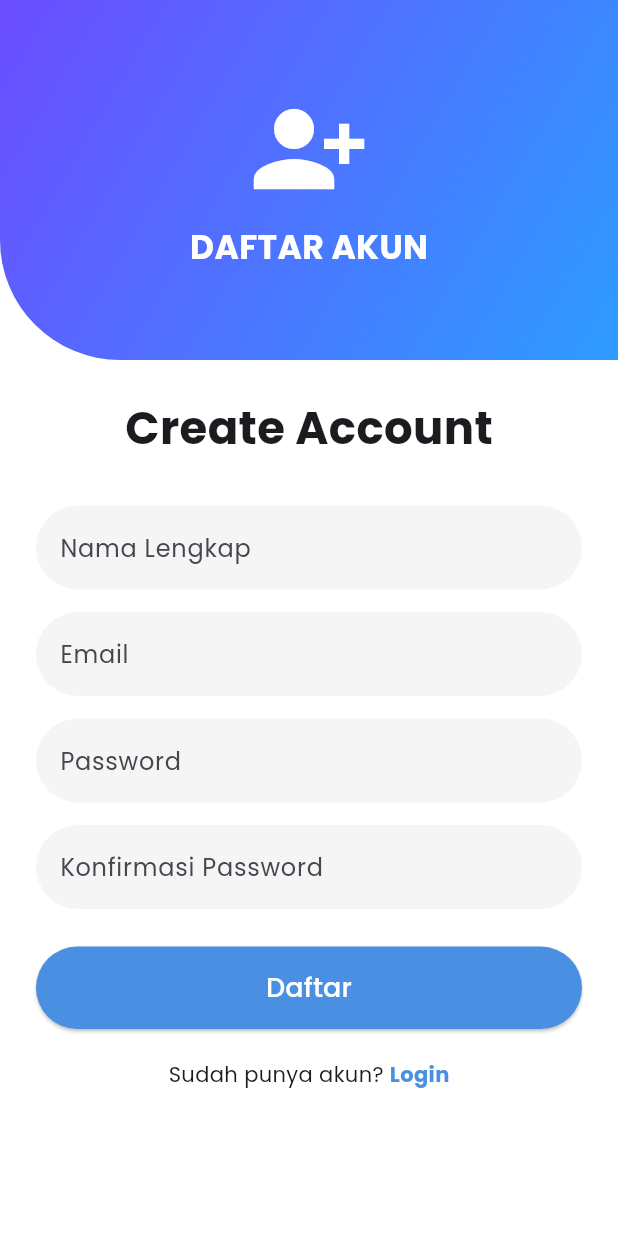
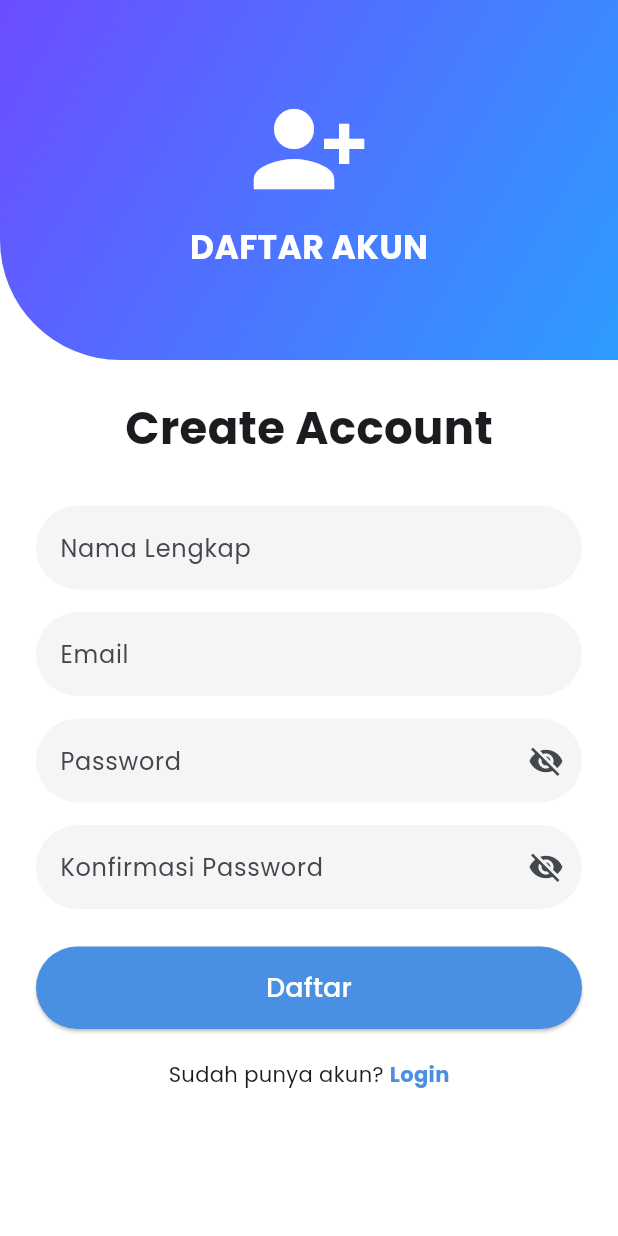
Before and after one commit to rolandtrbl/pesona-pesawaran, a Flutter app: the RegisterPage screen opened by its route, on a phone screen of 412 x 824 dp. Run offline on Flutter 3.47's test engine with Material 3 defaults, Android fonts, the light colour scheme and no system bars; our stand-ins replace dio, get, google_fonts, shared_preferences; accounts and stored records are empty.

Commit message:
feat: add register form validation

```diff
--- a/frontend/lib/features/auth/pages/register_page.dart
+++ b/frontend/lib/features/auth/pages/register_page.dart
@@ -1,25 +1,40 @@
 import 'package:flutter/material.dart';
 import 'package:get/get.dart';
 
-class RegisterPage extends StatelessWidget {
+class RegisterPage extends StatefulWidget {
 const RegisterPage({super.key});
+
+@override
+State<RegisterPage> createState() => _RegisterPageState();
+}
+
+class _RegisterPageState extends State<RegisterPage> {
+final _formKey = GlobalKey<FormState>();
+
+final namaController = TextEditingController();
+final emailController = TextEditingController();
+final passwordController = TextEditingController();
+final confirmPasswordController = TextEditingController();
+
+bool isPasswordHidden = true;
+bool isConfirmPasswordHidden = true;
 
 @override
 Widget build(BuildContext context) {
 return Scaffold(
 backgroundColor: Colors.white,
 
-      body: SingleChildScrollView(
+  body: Form(
+    key: _formKey,
+    child: SingleChildScrollView(
       child: Column(
         children: [
           Container(
             height: 240,
-
             decoration: const BoxDecoration(
               borderRadius: BorderRadius.only(
                 bottomLeft: Radius.circular(80),
               ),
-
               gradient: LinearGradient(
                 colors: [
                   Color(0xFF6C4DFF),
@@ -29,20 +44,16 @@ class RegisterPage extends StatelessWidget {
                 end: Alignment.bottomRight,
               ),
             ),
-
             child: const Center(
               child: Column(
                 mainAxisAlignment: MainAxisAlignment.center,
-
                 children: [
                   Icon(
                     Icons.person_add_alt_1,
                     color: Colors.white,
                     size: 80,
                   ),
-
                   SizedBox(height: 10),
-
                   Text(
                     'DAFTAR AKUN',
                     style: TextStyle(
@@ -58,7 +69,6 @@ class RegisterPage extends StatelessWidget {
 
           Padding(
             padding: const EdgeInsets.all(24),
-
             child: Column(
               children: [
                 const Text(
@@ -71,7 +81,14 @@ class RegisterPage extends StatelessWidget {
 
                 const SizedBox(height: 30),
 
-                  TextField(
+                TextFormField(
+                  controller: namaController,
+                  validator: (value) {
+                    if (value == null || value.isEmpty) {
+                      return 'Nama wajib diisi';
+                    }
+                    return null;
+                  },
                   decoration: InputDecoration(
                     hintText: 'Nama Lengkap',
                     filled: true,
@@ -85,7 +102,14 @@ class RegisterPage extends StatelessWidget {
 
                 const SizedBox(height: 15),
 
-                  TextField(
+                TextFormField(
+                  controller: emailController,
+                  validator: (value) {
+                    if (value == null || value.isEmpty) {
+                      return 'Email wajib diisi';
+                    }
+                    return null;
+                  },
                   decoration: InputDecoration(
                     hintText: 'Email',
                     filled: true,
@@ -99,8 +123,20 @@ class RegisterPage extends StatelessWidget {
 
                 const SizedBox(height: 15),
 
-                  TextField(
-                    obscureText: true,
+                TextFormField(
+                  controller: passwordController,
+                  obscureText: isPasswordHidden,
+                  validator: (value) {
+                    if (value == null || value.isEmpty) {
+                      return 'Password wajib diisi';
+                    }
+
+                    if (value.length < 6) {
+                      return 'Password minimal 6 karakter';
+                    }
+
+                    return null;
+                  },
                   decoration: InputDecoration(
                     hintText: 'Password',
                     filled: true,
@@ -109,13 +145,37 @@ class RegisterPage extends StatelessWidget {
                       borderRadius: BorderRadius.circular(30),
                       borderSide: BorderSide.none,
                     ),
+                    suffixIcon: IconButton(
+                      icon: Icon(
+                        isPasswordHidden
+                            ? Icons.visibility_off
+                            : Icons.visibility,
+                      ),
+                      onPressed: () {
+                        setState(() {
+                          isPasswordHidden = !isPasswordHidden;
+                        });
+                      },
+                    ),
                   ),
                 ),
 
                 const SizedBox(height: 15),
 
-                  TextField(
-                    obscureText: true,
+                TextFormField(
+                  controller: confirmPasswordController,
+                  obscureText: isConfirmPasswordHidden,
+                  validator: (value) {
+                    if (value == null || value.isEmpty) {
+                      return 'Konfirmasi password wajib diisi';
+                    }
+
+                    if (value != passwordController.text) {
+                      return 'Password tidak sama';
+                    }
+
+                    return null;
+                  },
                   decoration: InputDecoration(
                     hintText: 'Konfirmasi Password',
                     filled: true,
@@ -123,6 +183,19 @@ class RegisterPage extends StatelessWidget {
                     border: OutlineInputBorder(
                       borderRadius: BorderRadius.circular(30),
                       borderSide: BorderSide.none,
+                    ),
+                    suffixIcon: IconButton(
+                      icon: Icon(
+                        isConfirmPasswordHidden
+                            ? Icons.visibility_off
+                            : Icons.visibility,
+                      ),
+                      onPressed: () {
+                        setState(() {
+                          isConfirmPasswordHidden =
+                              !isConfirmPasswordHidden;
+                        });
+                      },
                     ),
                   ),
                 ),
@@ -132,9 +205,9 @@ class RegisterPage extends StatelessWidget {
                 SizedBox(
                   width: double.infinity,
                   height: 55,
-
                   child: ElevatedButton(
                     onPressed: () {
+                      if (_formKey.currentState!.validate()) {
                         Get.back();
 
                         Get.snackbar(
@@ -142,16 +215,14 @@ class RegisterPage extends StatelessWidget {
                           'Akun berhasil dibuat',
                           snackPosition: SnackPosition.BOTTOM,
                         );
+                      }
                     },
-
                     style: ElevatedButton.styleFrom(
                       backgroundColor: const Color(0xFF4A90E2),
-
                       shape: RoundedRectangleBorder(
                         borderRadius: BorderRadius.circular(30),
                       ),
                     ),
-
                     child: const Text(
                       'Daftar',
                       style: TextStyle(
@@ -166,15 +237,12 @@ class RegisterPage extends StatelessWidget {
 
                 Row(
                   mainAxisAlignment: MainAxisAlignment.center,
-
                   children: [
                     const Text('Sudah punya akun? '),
-
                     GestureDetector(
                       onTap: () {
                         Get.back();
                       },
-
                       child: const Text(
                         'Login',
                         style: TextStyle(
@@ -191,6 +259,7 @@ class RegisterPage extends StatelessWidget {
         ],
       ),
     ),
+  ),
 );
 }
 }
```
Lines whose indentation alone changed are shown as unchanged.
